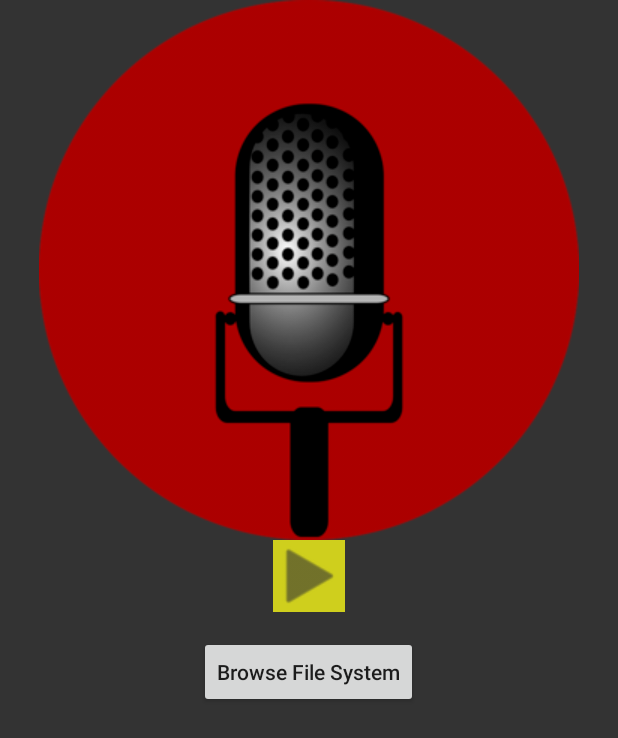
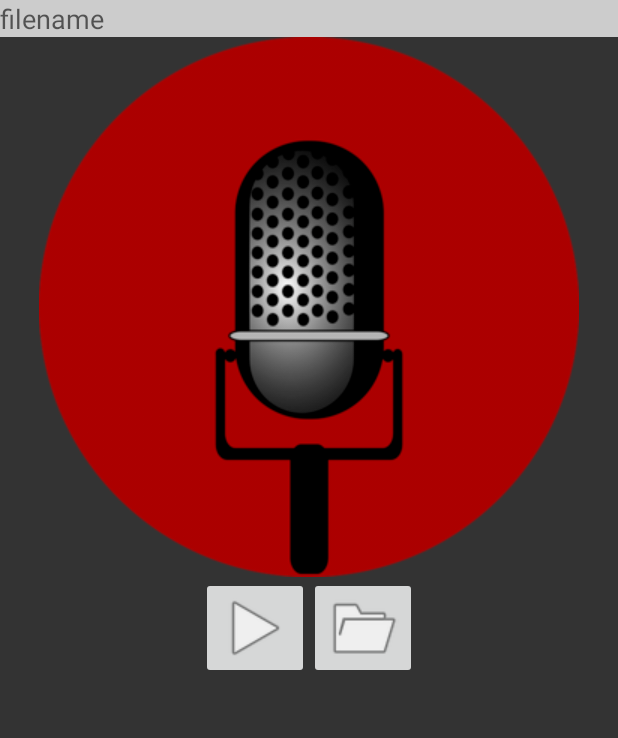
Before and after one commit to Ostinyo/Soundboard, an Android app: the NewButtonActivity screen opened directly, with no data from a screen before it, on a phone screen of 412 x 824 dp. Shown: the top 738 px of the screen. Run offline under Robolectric (Android 15) with nearby library versions, the phone set to English and light mode, and no system bars.

Commit message:
Some UI update to NewButtonActivity
-BrowseFilesystem button is now an Image
-Filename is now displayed at the top of the Activity

```diff
--- a/app/src/main/AndroidManifest.xml
+++ b/app/src/main/AndroidManifest.xml
@@ -22,6 +22,7 @@
         </activity>
         <activity
             android:name=".NewButtonActivity"
+            android:windowSoftInputMode="stateHidden"
             android:label="@string/action_add_button"
             android:theme="@style/AppTheme.NoActionBar">
 
--- a/app/src/main/java/edu/ucsb/cs185/austintisor/soundboard/NewButtonActivity.java
+++ b/app/src/main/java/edu/ucsb/cs185/austintisor/soundboard/NewButtonActivity.java
@@ -20,6 +20,7 @@ import android.os.Bundle;
 import android.view.MotionEvent;
 import android.view.View;
 import android.widget.Button;
+import android.widget.EditText;
 import android.widget.ImageButton;
 import android.widget.Toast;
 import android.util.Log;
@@ -42,6 +43,8 @@ public class NewButtonActivity extends AppCompatActivity {
     private ImageButton   mPlayButton = null;
     private MediaPlayer   mPlayer = null;
 
+    private EditText mFilenameText;
+
     private static final String LOG_TAG = "NewButtonActivity";
     private static final int TINT_COLOR = Color.argb(120, 0, 0, 255);
     private static final int NO_COLOR = Color.argb(0, 0, 0, 0);
@@ -51,25 +54,30 @@ public class NewButtonActivity extends AppCompatActivity {
         super.onCreate(savedInstanceState);
 
         setContentView(R.layout.activity_new_button);
-        ImageButton b = (ImageButton)findViewById(R.id.imageButton);
 
         mRecordButton = (ImageButton) findViewById(R.id.imageButton);
         mRecordButton.setOnTouchListener(new RecordListener());
 
         mPlayButton = (ImageButton) findViewById(R.id.new_button_play);
         mPlayButton.setOnClickListener(new PlayListener());
+
+        mFilenameText = (EditText)findViewById(R.id.filename_text);
     }
 
     @Override
     protected void onActivityResult(int requestCode, int resultCode, Intent data) {
         switch (requestCode) {
             case ACTIVITY_RECORD_SOUND:
-                if (resultCode == RESULT_OK)
+                if (resultCode == RESULT_OK) {
                     mFilename = data.getStringExtra(STRING_EXTRA);
+                    setFilenameText(mFilename);
+                }
 
             case SELECT_SOUND:
                 if (resultCode == RESULT_OK) {
                     mFilename = data.getData().getPath();
+                    setFilenameText(mFilename);
+                    mPlayButton.setEnabled(true);
                     Log.d("Select sound", "SELECTED");
                     Log.d("Filename result", mFilename);
                 }
@@ -110,6 +118,7 @@ public class NewButtonActivity extends AppCompatActivity {
 
         Timestamp time = new Timestamp(System.currentTimeMillis());
         mFilename += File.separator + "sound_" + time.toString().replaceAll("\\W", "_") + ".3gp";
+        setFilenameText(mFilename);
     }
 
     class PlayListener implements View.OnClickListener {
@@ -188,4 +197,8 @@ public class NewButtonActivity extends AppCompatActivity {
         }
     }
 
+    private void setFilenameText(String path){
+        mFilenameText.setText(path.substring(path.lastIndexOf(File.separator)+1));
+    }
+
 }
--- a/app/src/main/res/layout/activity_new_button.xml
+++ b/app/src/main/res/layout/activity_new_button.xml
@@ -3,6 +3,15 @@
     android:orientation="vertical" android:layout_width="match_parent"
     android:layout_height="match_parent"
     android:background="@color/colorBackground">
+
+    <EditText
+        android:layout_width="match_parent"
+        android:layout_height="wrap_content"
+        android:id="@+id/filename_text"
+        android:layout_gravity="center_horizontal"
+        android:background="@color/colorHint"
+        android:longClickable="true"
+        android:hint="filename" />
 
     <ImageButton
         android:layout_width="wrap_content"
@@ -12,24 +21,28 @@
         android:src="@drawable/record"
         android:background="?attr/selectableItemBackgroundBorderless" />
 
+    <LinearLayout
+        android:orientation="horizontal"
+        android:layout_width="match_parent"
+        android:layout_height="wrap_content"
+        android:gravity="center">
+
         <ImageButton
             android:layout_width="wrap_content"
             android:layout_height="wrap_content"
-        android:text="Play"
             android:id="@+id/new_button_play"
-        android:src="@drawable/ic_menu_play_clip"
             android:layout_gravity="center_horizontal"
-        android:tint="@color/colorBackground"
-        android:background="@color/colorPrimary" />
+            android:layout_marginTop="@dimen/fab_margin"
+            android:src="@drawable/ic_menu_play_clip" />
 
-    <Button
+        <ImageButton
             android:layout_width="wrap_content"
             android:layout_height="wrap_content"
-        android:text="@string/button_browse"
             android:id="@+id/button"
             android:layout_gravity="center_horizontal"
             android:layout_marginTop="@dimen/fab_margin"
-        android:textAllCaps="false"
+            android:src="@drawable/ic_menu_archive"
             android:onClick="browseFileSystem" />
+    </LinearLayout>
 
 </LinearLayout>
```
Lines whose indentation alone changed are shown as unchanged.
